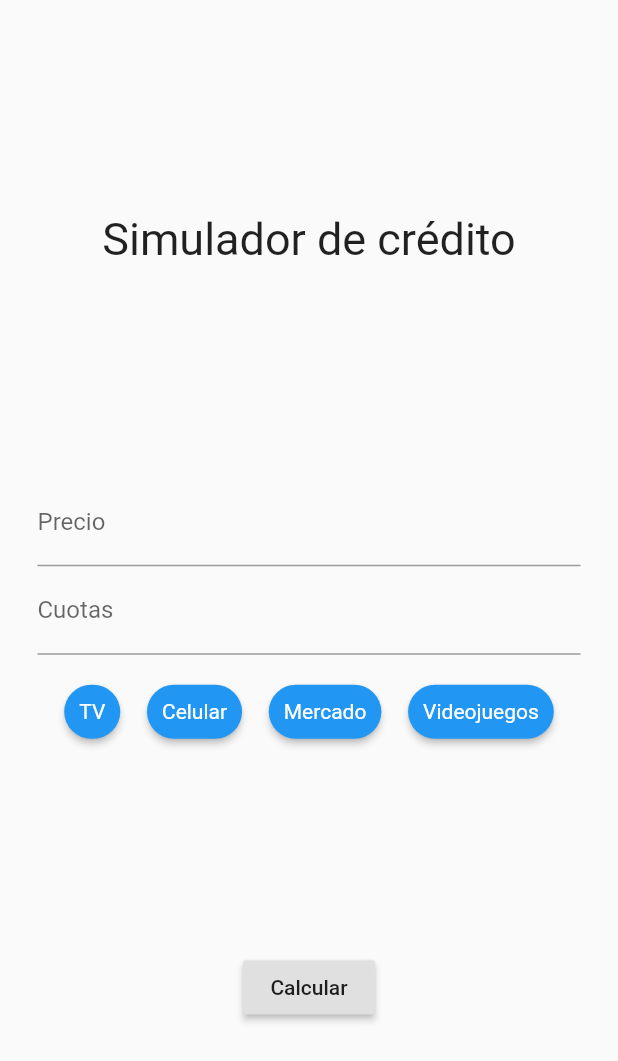
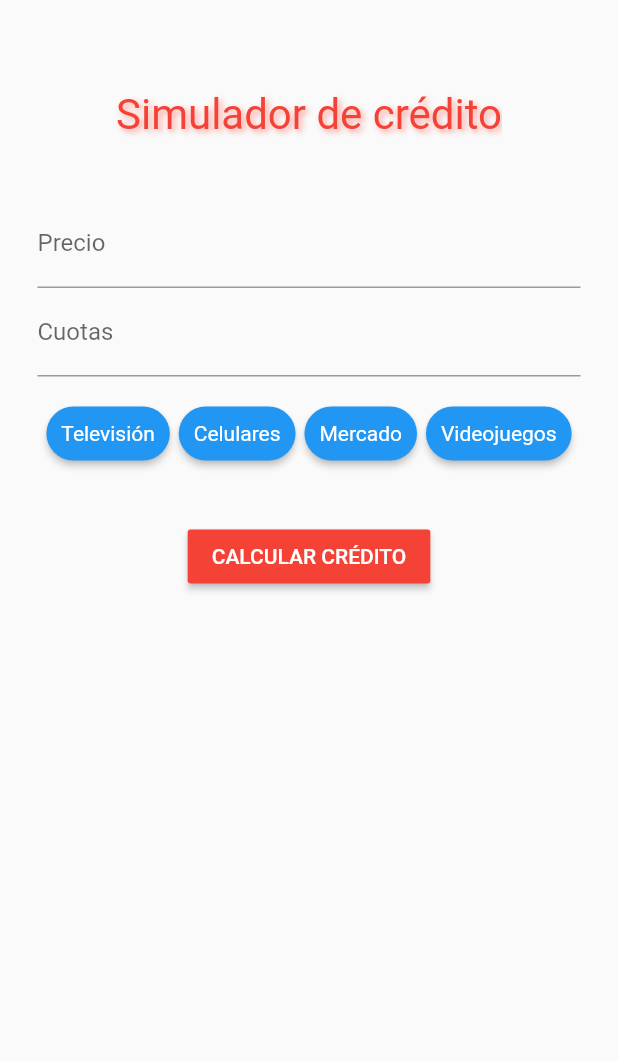
Before and after one commit to Saraujoc92/angelhack2019, a Flutter app: the AddExpense widget shown alone on an empty page, opened directly, on a phone screen of 412 x 824 dp. Shown: the top 1061 px of the screen. Run offline on Flutter 3.47's test engine with Material 2 defaults, Android fonts, the phone set to English and light mode, and no system bars; drawn by our look-alikes of badges, flutter_form_builder; our stand-ins replace charts_flutter, cloud_firestore, firebase_auth, firebase_messaging, flutter_animation_progress_bar; accounts and stored records are empty; network calls fail.

Commit message:
fix(styles): styles fixed

```diff
--- a/financial_advisor/lib/widgets/add_expense.dart
+++ b/financial_advisor/lib/widgets/add_expense.dart
@@ -3,6 +3,8 @@ import 'package:financial_advisor/screens/forecast/forecast.dart';
 import 'package:financial_advisor/services/cuotation.dart';
 import 'package:flutter/material.dart';
 import 'package:flutter_form_builder/flutter_form_builder.dart';
+import 'dart:ui' as ui;
+import 'package:flutter/material.dart';
 
 class AddExpense extends StatefulWidget {
   AddExpense({Key key}) : super(key: key);
@@ -20,16 +22,28 @@ class _AddExpenseState extends State<AddExpense> {
       child: FormBuilder(
         key: _fbKey,
         child: Column(children: <Widget>[
-          Spacer(),
-          Center(
-            child: Text(
+          Padding(
+              padding: EdgeInsets.fromLTRB(0.0, 60.0, 0.0, 40.0),
+              child: ClipRect(
+                child: new Stack(
+                  children: [
+                    new Positioned(
+                      top: 2.0,
+                      left: 2.0,
+                      child: new Text(
                         'Simulador de crédito',
-              style: TextStyle(
-                fontSize: 30,
+                        style: Theme.of(context).textTheme.body1.copyWith(
+                            fontSize: 28.0, color: Colors.red.withOpacity(0.5)),
                       ),
                     ),
+                    new BackdropFilter(
+                      filter: new ui.ImageFilter.blur(sigmaX: 2.0, sigmaY: 2.0),
+                      child: new Text('Simulador de crédito',
+                          style: TextStyle(fontSize: 28.0, color: Colors.red)),
                     ),
-          Spacer(),
+                  ],
+                ),
+              )),
           FormBuilderTextField(
             attribute: "cost",
             keyboardType: TextInputType.number,
@@ -50,23 +64,25 @@ class _AddExpenseState extends State<AddExpense> {
           Row(
             mainAxisAlignment: MainAxisAlignment.spaceEvenly,
             children: <Widget>[
-              tile('TV'),
-              tile('Celular'),
+              tile('Televisión'),
+              tile('Celulares'),
               tile('Mercado'),
               tile('Videojuegos'),
             ],
           ),
-          Spacer(),
-          RaisedButton(
-            child: Text("Calcular"),
+          Padding(
+              padding: EdgeInsets.fromLTRB(0.0, 40.0, 0.0, 0.0),
+              child: RaisedButton(
+                color: Colors.red,
+                child: Text('CALCULAR CRÉDITO',
+                    style: TextStyle(color: Colors.white)),
                 onPressed: () {
                   _fbKey.currentState.save();
                   if (_fbKey.currentState.validate()) {
                     _calculateCuotation(_fbKey.currentState.value);
                   }
                 },
-          ),
-          Spacer(),
+              ))
         ]),
       ),
     );
@@ -76,8 +92,7 @@ class _AddExpenseState extends State<AddExpense> {
     return GestureDetector(
       onTap: () => setState(() => this.category = category),
       child: Badge(
-        badgeColor:
-            this.category == category ? Colors.lightBlueAccent : Colors.blue,
+        badgeColor: this.category == category ? Colors.lightBlue : Colors.blue,
         shape: BadgeShape.square,
         borderRadius: 20,
         toAnimate: false,
```
Also changed, not shown: financial_advisor/lib/screens/help/help.dart (+10 -7 lines), financial_advisor/lib/screens/home/home.dart (+8 -4 lines), financial_advisor/lib/widgets/profile_config.dart (+24 -12 lines). Lines whose indentation alone changed are shown as unchanged.
